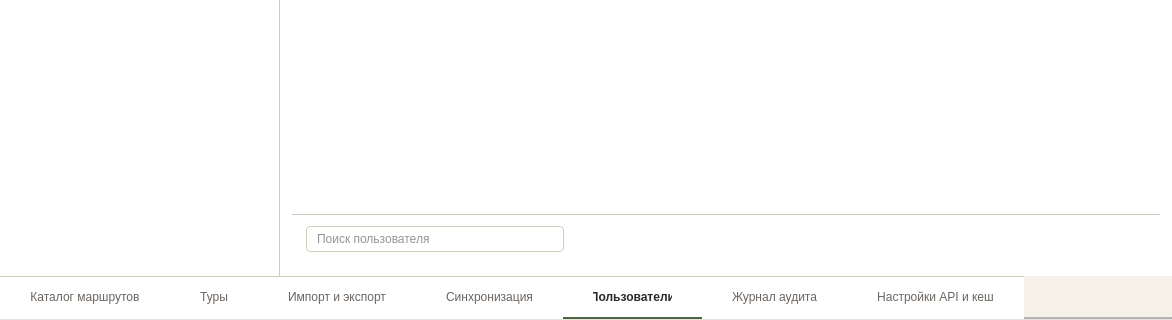
Qt form ui/windows/users_window.ui (nikolas-po/legends_parma) before a commit; both pictures show x 0 to 1172 and y 353 to 673 of the 1172 by 673 pixel window.
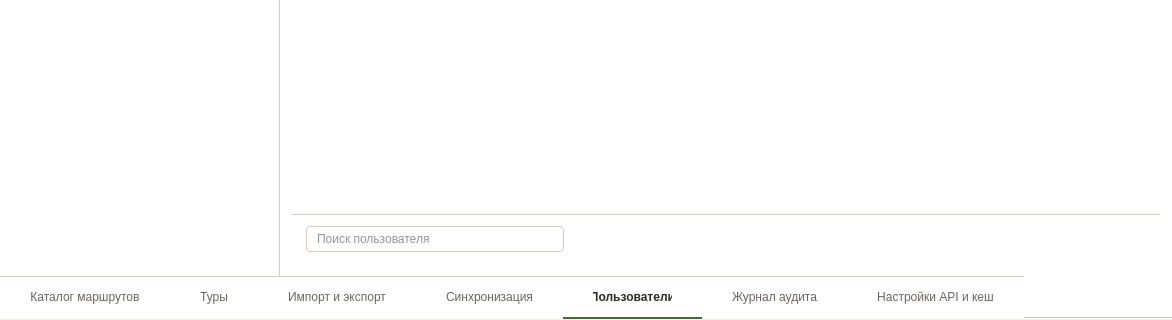
The same form after that commit. Icons and pictures are not drawn.

The edit to the form file:
```diff
--- a/ui/windows/users_window.ui
+++ b/ui/windows/users_window.ui
@@ -404,7 +404,7 @@
       <property name="currentIndex"><number>4</number></property>
       <property name="usesScrollButtons"><bool>false</bool></property>
       <property name="tabsClosable"><bool>false</bool></property>
-      <property name="drawBase" stdset="0"><bool>false</bool></property>
+      <property name="documentMode"><bool>true</bool></property>
       <widget class="QWidget" name="tab_8"><attribute name="title"><string>Каталог маршрутов</string></attribute></widget>
       <widget class="QWidget" name="tab_9"><attribute name="title"><string>Туры</string></attribute></widget>
       <widget class="QWidget" name="tab_10"><attribute name="title"><string>Импорт и экспорт</string></attribute></widget>
```
Left out of the diff: 8 changed lines with no effect on the pictures.
